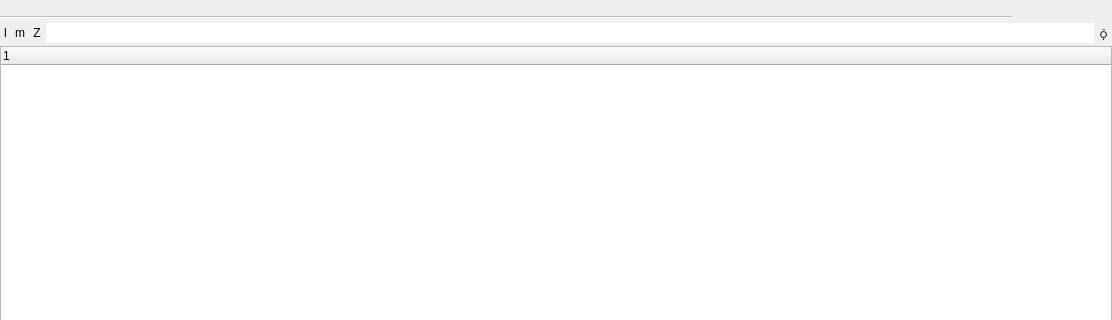
Old version of the form homie-web/widgets/mainwindow/mainwindow.ui in the repository HaveSomeRubicon/Rubicon-Web; both pictures show x 0 to 1112 and y 0 to 320 of the 1112 by 539 pixel window.
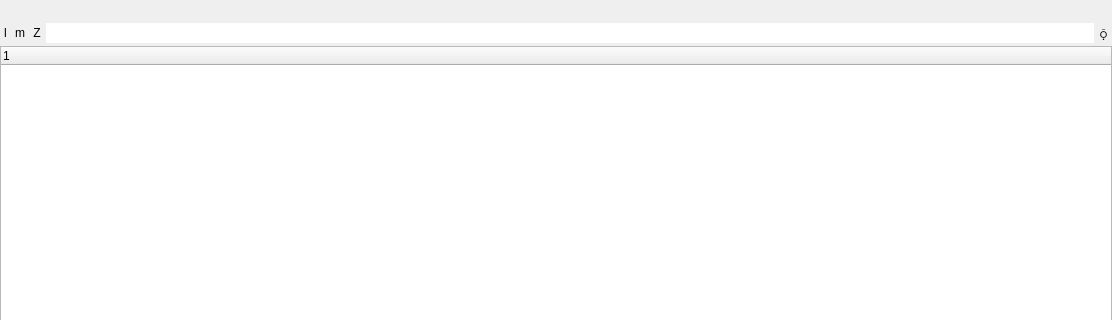
New version of the form. Icons and pictures are not drawn.

Commit message: Move tabs and tab_widgets to their own modules

The edit to the form file:
```diff
--- a/homie-web/widgets/mainwindow/mainwindow.ui
+++ b/homie-web/widgets/mainwindow/mainwindow.ui
@@ -115,16 +115,6 @@
           <property name="bottomMargin">
            <number>2</number>
           </property>
-          <item>
-           <widget class="QTabBar" name="tabs" native="true">
-            <property name="sizePolicy">
-             <sizepolicy hsizetype="Minimum" vsizetype="Preferred">
-              <horstretch>0</horstretch>
-              <verstretch>0</verstretch>
-             </sizepolicy>
-            </property>
-           </widget>
-          </item>
           <item>
            <widget class="QWidget" name="window_management_buttons" native="true">
             <property name="sizePolicy">
@@ -402,14 +392,6 @@
    </property>
   </widget>
  </widget>
- <customwidgets>
-  <customwidget>
-   <class>QTabBar</class>
-   <extends>QWidget</extends>
-   <header>qtabbar.h</header>
-   <container>1</container>
-  </customwidget>
- </customwidgets>
  <resources/>
  <connections/>
 </ui>
```
The commit also changes 4 other files.
